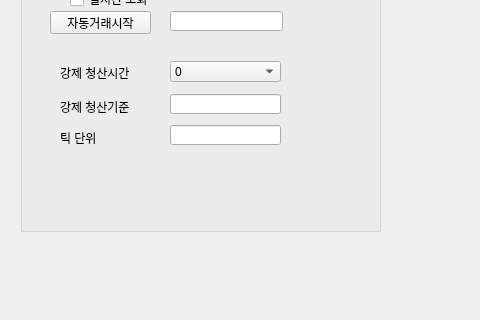
Old version of the form pytrader.ui in the repository sungju1572/auto_trade; both pictures show x 0 to 480 and y 539 to 859 of the 1076 by 859 pixel window.
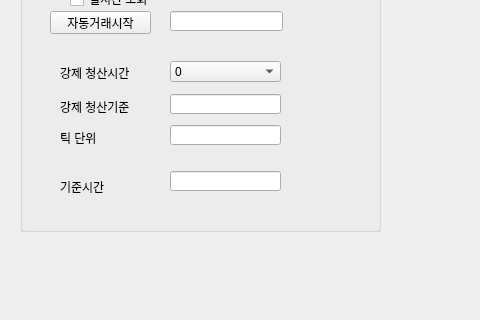
New version of the form. Icons and pictures are not drawn.

Commit message: 청산기준시간 추가

```diff
--- a/pytrader.ui
+++ b/pytrader.ui
@@ -751,6 +751,32 @@
       <string/>
      </property>
     </widget>
+    <widget class="QLabel" name="label_13">
+     <property name="geometry">
+      <rect>
+       <x>40</x>
+       <y>200</y>
+       <width>91</width>
+       <height>31</height>
+      </rect>
+     </property>
+     <property name="text">
+      <string>기준시간</string>
+     </property>
+    </widget>
+    <widget class="QLineEdit" name="lineEdit_6">
+     <property name="geometry">
+      <rect>
+       <x>150</x>
+       <y>200</y>
+       <width>111</width>
+       <height>20</height>
+      </rect>
+     </property>
+     <property name="text">
+      <string/>
+     </property>
+    </widget>
    </widget>
   </widget>
   <widget class="QMenuBar" name="menubar">
```
Left out of the diff: 2 changed lines with no effect on the pictures.
